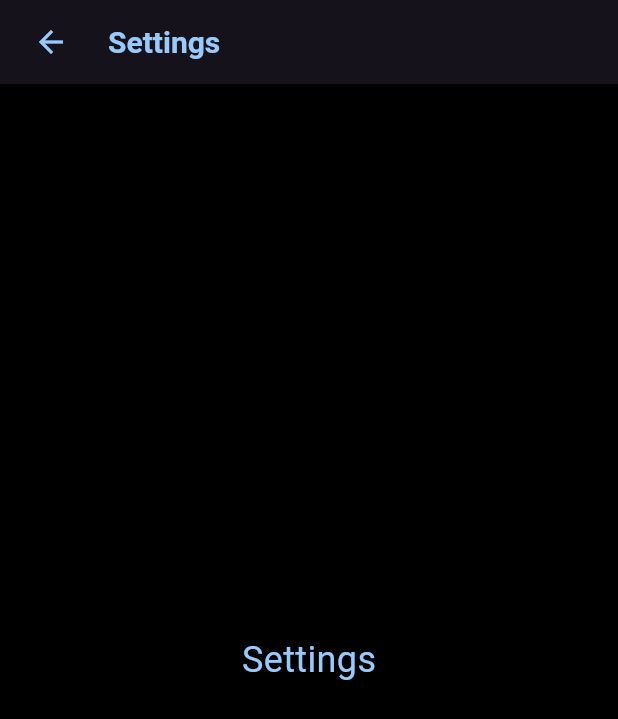
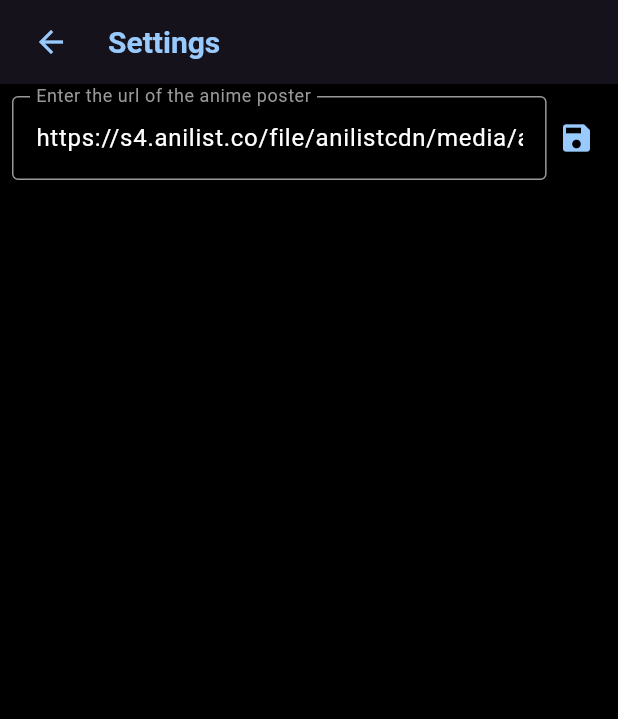
Before and after one commit to moaadhzair/Metia, a Flutter app: the screen it shows after launch, after a tap on the "settings" icon, on a phone screen of 412 x 824 dp. Shown: the top 719 px of the screen. Run offline on Flutter 3.47's test engine with Material 3 defaults, Android fonts, the phone set to English and light mode, and no system bars; our stand-ins replace flutter_svg, fluttertoast, shared_preferences; network calls fail.

Commit message:
added a alpha ability for testing purposes that controls the default poster url

```diff
--- /dev/null
+++ b/lib/data/setting.dart
@@ -0,0 +1,22 @@
+import 'package:flutter/material.dart';
+import 'package:metia/tools.dart';
+import 'package:shared_preferences/shared_preferences.dart';
+
+class Setting {
+  static String posterUrl = "https://s4.anilist.co/file/anilistcdn/media/anime/cover/large/bx176496-xCNtU4llsUpu.png";
+
+  static Future<void> savePosterUrl(BuildContext context, String value) async {
+    final prefs = await SharedPreferences.getInstance();
+    await prefs.setString("poster_url", value);
+    Tools.Toast(context, "saved: $value");
+
+  }
+
+  static Future<String?> getPosterUrl() async {
+    final prefs = await SharedPreferences.getInstance();
+    if (prefs.containsKey("poster_url")) {
+      return prefs.getString("poster_url");
+    }
+    return posterUrl;
+  }
+}
--- a/lib/pages/home_page.dart
+++ b/lib/pages/home_page.dart
@@ -7,6 +7,8 @@ import 'package:flutter_svg/flutter_svg.dart';
 import 'package:fluttertoast/fluttertoast.dart';
 import 'package:metia/constants/Colors.dart';
 import 'package:metia/pages/settings_page.dart';
+import 'package:metia/data/setting.dart';
+import 'package:metia/tools.dart';
 
 class HomePage extends StatefulWidget {
   const HomePage({super.key});
@@ -72,7 +74,9 @@ class _HomePageState extends State<HomePage> {
                 color: MyColors.unselectedColor,
               ),
               onPressed: () {
-                Toast(context, "Refreshing...");
+                setState(() {
+                  Tools.Toast(context, "Refreshing...");
+                });
               },
             ),
             SizedBox(width: 0),
@@ -118,7 +122,7 @@ class _HomePageState extends State<HomePage> {
                 return Container(
                   child: GridView.builder(
                     gridDelegate: SliverGridDelegateWithFixedCrossAxisCount(
-                      crossAxisCount: getResponsiveCrossAxisVal(
+                      crossAxisCount: Tools.getResponsiveCrossAxisVal(
                         MediaQuery.of(context).size.width,
                         itemWidth: 460 / 4,
                       ),
@@ -130,14 +134,22 @@ class _HomePageState extends State<HomePage> {
                     itemBuilder: (context, index) {
                       return GestureDetector(
                         onTap: () {
-                          Toast(context, "Clicked on $tabName at index $index");
+                          Tools.Toast(context, "Clicked on $tabName at index $index");
                         },
-                        child: Image(
-                          fit: BoxFit.fitHeight,
-                          image:
-                              Image.network(
-                                "https://s4.anilist.co/file/anilistcdn/media/anime/cover/large/bx176496-xCNtU4llsUpu.png",
-                              ).image,
+                        child: FutureBuilder<String?>(
+                          future: Setting.getPosterUrl(),
+                          builder: (context, snapshot) {
+                            if (snapshot.connectionState == ConnectionState.waiting) {
+                              return Center(child: CircularProgressIndicator());
+                            } else if (snapshot.hasError || !snapshot.hasData || snapshot.data == null) {
+                              return Center(child: Icon(Icons.error, color: Colors.red));
+                            } else {
+                              return Image.network(
+                                snapshot.data!,
+                                fit: BoxFit.fitHeight,
+                              );
+                            }
+                          },
                         ),
                       );
                     },
@@ -149,27 +161,5 @@ class _HomePageState extends State<HomePage> {
     );
   }
 
-  void Toast(BuildContext context, String message) {
-    ScaffoldMessenger.of(context).showSnackBar(
-      SnackBar(
-        content: Center(
-          child: Text(message,
-              style: TextStyle(
-                fontWeight: FontWeight.bold,
-                color: MyColors.appbarTextColor,
-                fontSize: 16,
-              )),
-        ),
-        duration: const Duration(seconds: 1),
-        backgroundColor: MyColors.appbarColor,
-        shape: RoundedRectangleBorder(
-          borderRadius: BorderRadius.circular(15),
-        ),
-      ),
-    );
+
   }
-
-  getResponsiveCrossAxisVal(double width, {required double itemWidth}) {
-    return (width / itemWidth).floor().clamp(1, 10);
-  }
-}
--- a/lib/pages/settings_page.dart
+++ b/lib/pages/settings_page.dart
@@ -1,7 +1,11 @@
 import 'package:flutter/material.dart';
 import 'package:metia/constants/Colors.dart';
+import 'package:metia/data/setting.dart';
 
 class SettingsPage extends StatelessWidget {
+  final TextEditingController _posterUrlController = TextEditingController(
+    text: Setting.posterUrl,
+  );
   @override
   Widget build(BuildContext context) {
     return Scaffold(
@@ -29,11 +33,56 @@ class SettingsPage extends StatelessWidget {
         backgroundColor: MyColors.appbarColor,
       ),
       body: Container(
+        height: double.infinity,
+        width: double.infinity,
         color: Colors.black,
-        child: Center(
-          child: Text(
-            'Settings',
-            style: TextStyle(fontSize: 24, color: MyColors.appbarTextColor),
+        child: Padding(
+          padding: const EdgeInsets.all(8.0),
+          child: Column(
+            children: [
+              //SizedBox(height: 10),
+              Row(
+                children: [
+                  Expanded(
+                    flex: 9,
+                    child: TextFormField(
+                      controller: _posterUrlController,
+                      //controller: TextEditingController(text: Setting.posterUrl),
+                      style: const TextStyle(color: Colors.white),
+                      decoration: const InputDecoration(
+                        labelStyle: TextStyle(color: MyColors.unselectedColor),
+                        hintStyle: TextStyle(color: MyColors.appbarTextColor),
+                        enabledBorder: OutlineInputBorder(
+                          borderSide: BorderSide(
+                            color: MyColors.unselectedColor,
+                          ),
+                        ),
+                        //hintText: "Enter text here",
+                        focusedBorder: OutlineInputBorder(
+                          borderSide: BorderSide(
+                            color: MyColors.appbarTextColor,
+                            width: 3,
+                          ),
+                        ),
+                        border: OutlineInputBorder(),
+                        labelText: "Enter the url of the anime poster",
+                      ),
+                    ),
+                  ),
+                  Expanded(
+                    flex: 1,
+                    child: IconButton(
+                      onPressed: () {
+                        final posterUrl = _posterUrlController.text;
+                        //final posterUrl = (TextEditingController(text: Setting.posterUrl)).text;
+                        Setting.savePosterUrl(context, posterUrl);
+                      },
+                      icon: Icon(Icons.save, color: MyColors.appbarTextColor),
+                    ),
+                  ),
+                ],
+              ),
+            ],
           ),
         ),
       ),
--- /dev/null
+++ b/lib/tools.dart
@@ -0,0 +1,29 @@
+import 'package:flutter/material.dart';
+import 'package:metia/constants/Colors.dart';
+
+class Tools {
+  static void Toast(BuildContext context, String message) {
+    ScaffoldMessenger.of(context).showSnackBar(
+      SnackBar(
+        content: Center(
+          child: Text(
+            message,
+            style: TextStyle(
+              fontWeight: FontWeight.bold,
+              color: MyColors.appbarTextColor,
+              fontSize: 16,
+            ),
+          ),
+        ),
+        duration: const Duration(seconds: 1),
+        backgroundColor: MyColors.appbarColor,
+        shape: RoundedRectangleBorder(borderRadius: BorderRadius.circular(15)),
+      ),
+    );
+  }
+
+  static getResponsiveCrossAxisVal(double width, {required double itemWidth}) {
+    return (width / itemWidth).floor().clamp(1, 10);
+  }
+
+}
--- a/pubspec.yaml
+++ b/pubspec.yaml
@@ -11,6 +11,7 @@ dependencies:
     sdk: flutter
   flutter_svg: ^2.0.17
   fluttertoast: ^8.2.12
+  shared_preferences: ^2.5.3
 
 cupertino_icons: ^1.0.8
 
```
Also changed, not shown: pubspec.lock, 1 other file.
